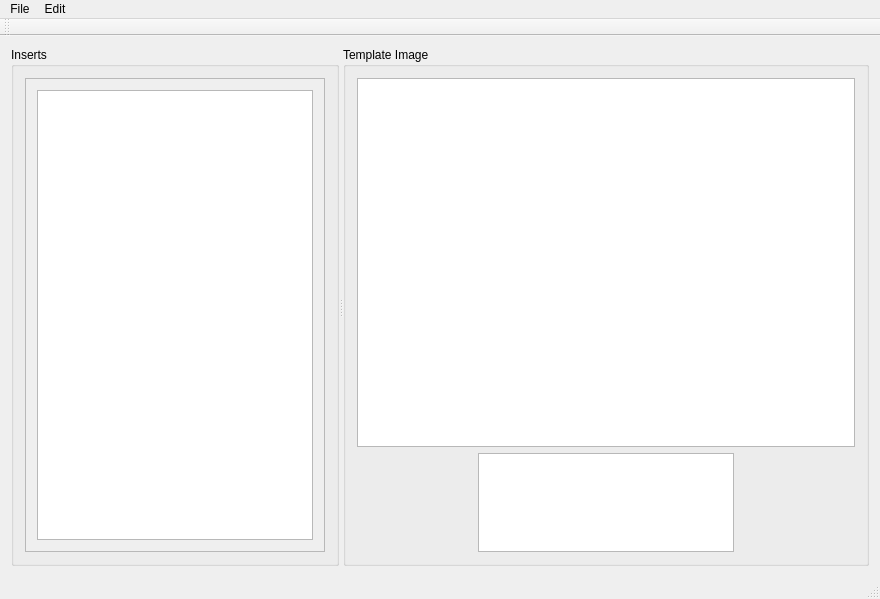
Old version of the form make_image_inserts.ui in the repository kenaaker/make_inserts_Qt.
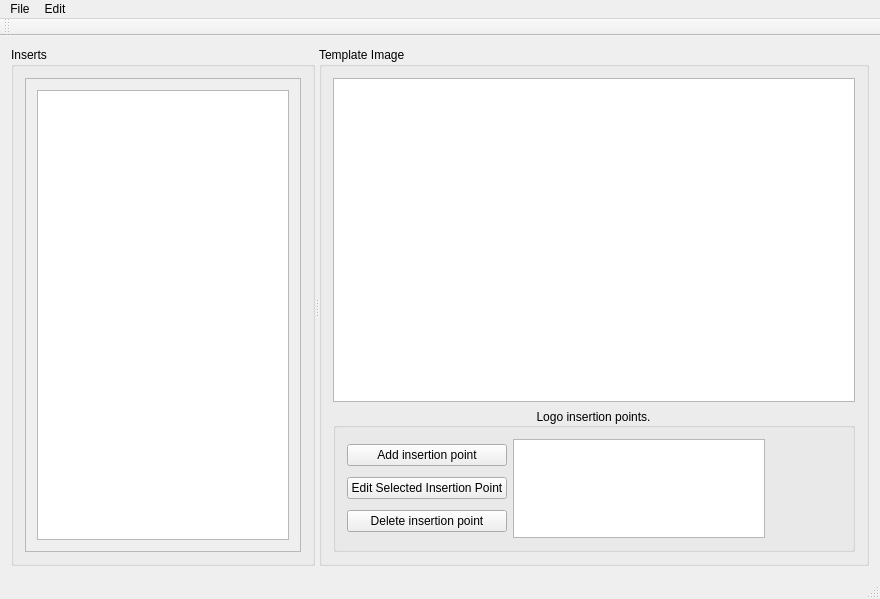
New version of the form.

Commit message: Delete insertion point works.

What changed in the file:
```diff
--- a/make_image_inserts.ui
+++ b/make_image_inserts.ui
@@ -92,7 +92,7 @@
             <rect>
              <x>0</x>
              <y>0</y>
-             <width>296</width>
+             <width>276</width>
              <height>480</height>
             </rect>
            </property>
@@ -180,7 +180,7 @@
        <property name="title">
         <string>Template Image</string>
        </property>
-       <layout class="QVBoxLayout" name="verticalLayout_2">
+       <layout class="QVBoxLayout" name="verticalLayout_4">
         <item>
          <widget class="QGraphicsView" name="graphicsView">
           <property name="sizePolicy">
@@ -201,19 +201,38 @@
          </widget>
         </item>
         <item>
+         <widget class="QGroupBox" name="groupBox_3">
+          <property name="title">
+           <string>Logo insertion points.</string>
+          </property>
+          <property name="alignment">
+           <set>Qt::AlignCenter</set>
+          </property>
          <layout class="QHBoxLayout" name="horizontalLayout">
           <item>
-           <spacer name="horizontalSpacer">
-            <property name="orientation">
-             <enum>Qt::Horizontal</enum>
-            </property>
-            <property name="sizeHint" stdset="0">
-             <size>
-              <width>98</width>
-              <height>20</height>
-             </size>
-            </property>
-           </spacer>
+            <layout class="QVBoxLayout" name="verticalLayout_2">
+             <item>
+              <widget class="QPushButton" name="add_insert_button">
+               <property name="text">
+                <string>Add insertion point</string>
+               </property>
+              </widget>
+             </item>
+             <item>
+              <widget class="QPushButton" name="edit_insert_button">
+               <property name="text">
+                <string>Edit Selected Insertion Point</string>
+               </property>
+              </widget>
+             </item>
+             <item>
+              <widget class="QPushButton" name="delete_insert_button">
+               <property name="text">
+                <string>Delete insertion point</string>
+               </property>
+              </widget>
+             </item>
+            </layout>
           </item>
           <item>
            <widget class="QListWidget" name="insertion_points">
@@ -235,19 +254,20 @@
            </widget>
           </item>
           <item>
-           <spacer name="horizontalSpacer_2">
+            <spacer name="horizontalSpacer">
             <property name="orientation">
              <enum>Qt::Horizontal</enum>
             </property>
             <property name="sizeHint" stdset="0">
              <size>
-              <width>108</width>
+               <width>79</width>
               <height>20</height>
              </size>
             </property>
            </spacer>
           </item>
          </layout>
+         </widget>
         </item>
        </layout>
       </widget>
```
Lines whose indentation alone changed are shown as unchanged. The commit also changes 2 other files.
